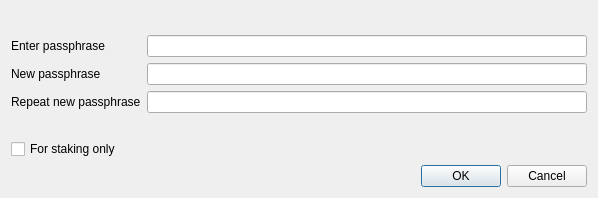
This is src/qt/forms/askpassphrasedialog.ui in nokat/bitbean as Qt 5 draws it before an edit. The edited form follows.
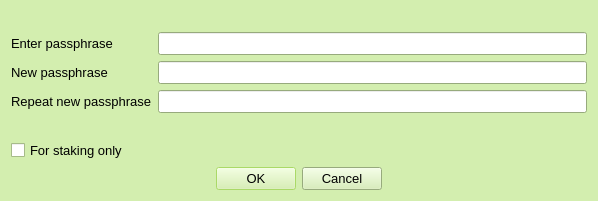
This is the edited form. Icons and pictures are not drawn.

Patch:
```diff
--- a/src/qt/forms/askpassphrasedialog.ui
+++ b/src/qt/forms/askpassphrasedialog.ui
@@ -22,6 +22,184 @@
     <height>0</height>
    </size>
   </property>
+  <property name="palette">
+   <palette>
+    <active>
+     <colorrole role="Button">
+      <brush brushstyle="SolidPattern">
+       <color alpha="255">
+        <red>211</red>
+        <green>238</green>
+        <blue>175</blue>
+       </color>
+      </brush>
+     </colorrole>
+     <colorrole role="Base">
+      <brush brushstyle="SolidPattern">
+       <color alpha="255">
+        <red>255</red>
+        <green>255</green>
+        <blue>255</blue>
+       </color>
+      </brush>
+     </colorrole>
+     <colorrole role="Window">
+      <brush brushstyle="SolidPattern">
+       <color alpha="255">
+        <red>211</red>
+        <green>238</green>
+        <blue>175</blue>
+       </color>
+      </brush>
+     </colorrole>
+     <colorrole role="Highlight">
+      <brush brushstyle="SolidPattern">
+       <color alpha="255">
+        <red>159</red>
+        <green>213</green>
+        <blue>85</blue>
+       </color>
+      </brush>
+     </colorrole>
+     <colorrole role="AlternateBase">
+      <brush brushstyle="SolidPattern">
+       <color alpha="255">
+        <red>211</red>
+        <green>238</green>
+        <blue>175</blue>
+       </color>
+      </brush>
+     </colorrole>
+     <colorrole role="ToolTipBase">
+      <brush brushstyle="SolidPattern">
+       <color alpha="255">
+        <red>211</red>
+        <green>238</green>
+        <blue>175</blue>
+       </color>
+      </brush>
+     </colorrole>
+    </active>
+    <inactive>
+     <colorrole role="Button">
+      <brush brushstyle="SolidPattern">
+       <color alpha="255">
+        <red>211</red>
+        <green>238</green>
+        <blue>175</blue>
+       </color>
+      </brush>
+     </colorrole>
+     <colorrole role="Base">
+      <brush brushstyle="SolidPattern">
+       <color alpha="255">
+        <red>255</red>
+        <green>255</green>
+        <blue>255</blue>
+       </color>
+      </brush>
+     </colorrole>
+     <colorrole role="Window">
+      <brush brushstyle="SolidPattern">
+       <color alpha="255">
+        <red>211</red>
+        <green>238</green>
+        <blue>175</blue>
+       </color>
+      </brush>
+     </colorrole>
+     <colorrole role="Highlight">
+      <brush brushstyle="SolidPattern">
+       <color alpha="255">
+        <red>159</red>
+        <green>213</green>
+        <blue>85</blue>
+       </color>
+      </brush>
+     </colorrole>
+     <colorrole role="AlternateBase">
+      <brush brushstyle="SolidPattern">
+       <color alpha="255">
+        <red>211</red>
+        <green>238</green>
+        <blue>175</blue>
+       </color>
+      </brush>
+     </colorrole>
+     <colorrole role="ToolTipBase">
+      <brush brushstyle="SolidPattern">
+       <color alpha="255">
+        <red>211</red>
+        <green>238</green>
+        <blue>175</blue>
+       </color>
+      </brush>
+     </colorrole>
+    </inactive>
+    <disabled>
+     <colorrole role="Button">
+      <brush brushstyle="SolidPattern">
+       <color alpha="255">
+        <red>211</red>
+        <green>238</green>
+        <blue>175</blue>
+       </color>
+      </brush>
+     </colorrole>
+     <colorrole role="Base">
+      <brush brushstyle="SolidPattern">
+       <color alpha="255">
+        <red>211</red>
+        <green>238</green>
+        <blue>175</blue>
+       </color>
+      </brush>
+     </colorrole>
+     <colorrole role="Window">
+      <brush brushstyle="SolidPattern">
+       <color alpha="255">
+        <red>211</red>
+        <green>238</green>
+        <blue>175</blue>
+       </color>
+      </brush>
+     </colorrole>
+     <colorrole role="Highlight">
+      <brush brushstyle="SolidPattern">
+       <color alpha="255">
+        <red>0</red>
+        <green>0</green>
+        <blue>128</blue>
+       </color>
+      </brush>
+     </colorrole>
+     <colorrole role="AlternateBase">
+      <brush brushstyle="SolidPattern">
+       <color alpha="255">
+        <red>211</red>
+        <green>238</green>
+        <blue>175</blue>
+       </color>
+      </brush>
+     </colorrole>
+     <colorrole role="ToolTipBase">
+      <brush brushstyle="SolidPattern">
+       <color alpha="255">
+        <red>211</red>
+        <green>238</green>
+        <blue>175</blue>
+       </color>
+      </brush>
+     </colorrole>
+    </disabled>
+   </palette>
+  </property>
+  <property name="font">
+   <font>
+    <family>Liberation Sans</family>
+    <pointsize>10</pointsize>
+   </font>
+  </property>
   <property name="windowTitle">
    <string>Passphrase Dialog</string>
   </property>
@@ -43,6 +221,12 @@
      </property>
      <item row="0" column="0">
       <widget class="QLabel" name="passLabel1">
+       <property name="font">
+        <font>
+         <family>Liberation Sans</family>
+         <pointsize>10</pointsize>
+        </font>
+       </property>
        <property name="text">
         <string>Enter passphrase</string>
        </property>
@@ -57,6 +241,12 @@
      </item>
      <item row="1" column="0">
       <widget class="QLabel" name="passLabel2">
+       <property name="font">
+        <font>
+         <family>Liberation Sans</family>
+         <pointsize>10</pointsize>
+        </font>
+       </property>
        <property name="text">
         <string>New passphrase</string>
        </property>
@@ -71,6 +261,12 @@
      </item>
      <item row="2" column="0">
       <widget class="QLabel" name="passLabel3">
+       <property name="font">
+        <font>
+         <family>Liberation Sans</family>
+         <pointsize>10</pointsize>
+        </font>
+       </property>
        <property name="text">
         <string>Repeat new passphrase</string>
        </property>
@@ -117,8 +313,14 @@
      </item>
     </layout>
    </item>
-   <item>
+   <item alignment="Qt::AlignHCenter">
     <widget class="QDialogButtonBox" name="buttonBox">
+     <property name="font">
+      <font>
+       <family>Liberation Sans</family>
+       <pointsize>10</pointsize>
+      </font>
+     </property>
      <property name="orientation">
       <enum>Qt::Horizontal</enum>
      </property>
```
Left out of the diff: 14 changed lines with no effect on the pictures.
